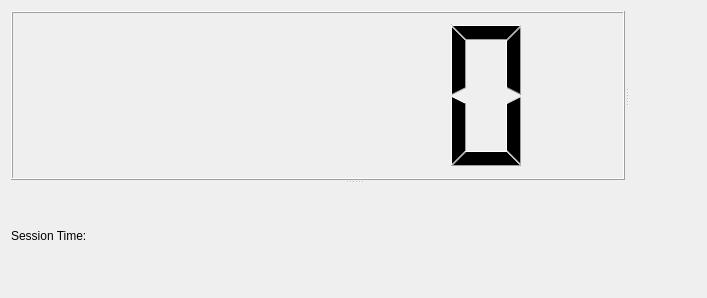
Above: src/gear_gui/gear_session_duration/resource/gear_session_duration.ui from prarobo/gear before the change. Below: the same form after it.
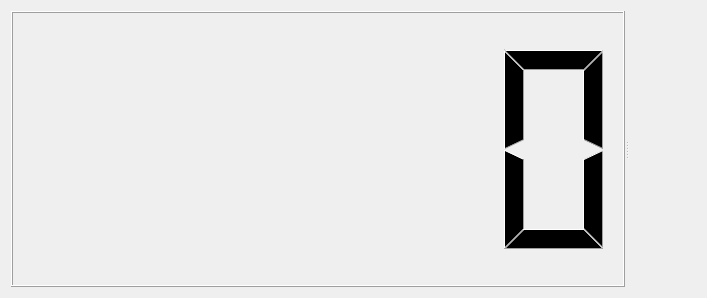
That is the form after the change.

Commit message: Removed session length label

The edit to the form file:
```diff
--- a/src/gear_gui/gear_session_duration/resource/gear_session_duration.ui
+++ b/src/gear_gui/gear_session_duration/resource/gear_session_duration.ui
@@ -49,20 +49,6 @@
        </property>
       </widget>
      </widget>
-     <widget class="QLabel" name="lblSessionDuration">
-      <property name="sizePolicy">
-       <sizepolicy hsizetype="Expanding" vsizetype="Fixed">
-        <horstretch>0</horstretch>
-        <verstretch>0</verstretch>
-       </sizepolicy>
-      </property>
-      <property name="text">
-       <string>Session Time:</string>
-      </property>
-      <property name="scaledContents">
-       <bool>true</bool>
-      </property>
-     </widget>
     </widget>
    </item>
   </layout>
```
The commit also changes 2 other files.
